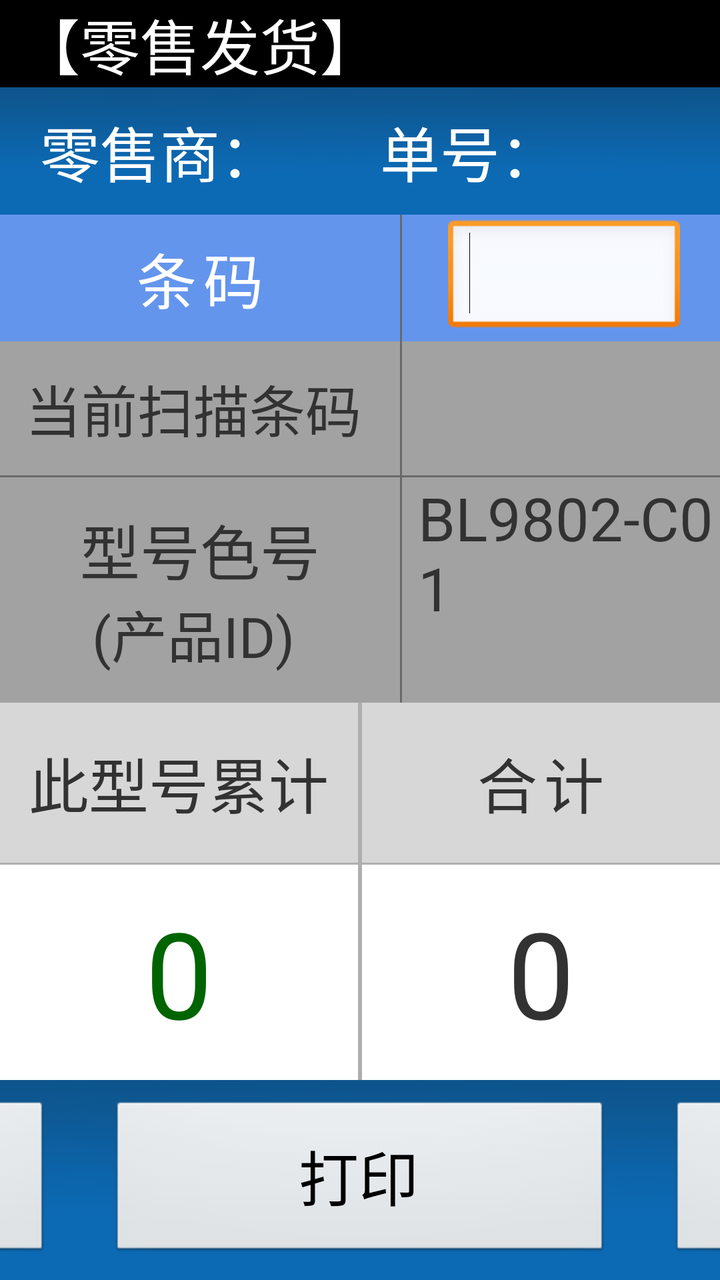
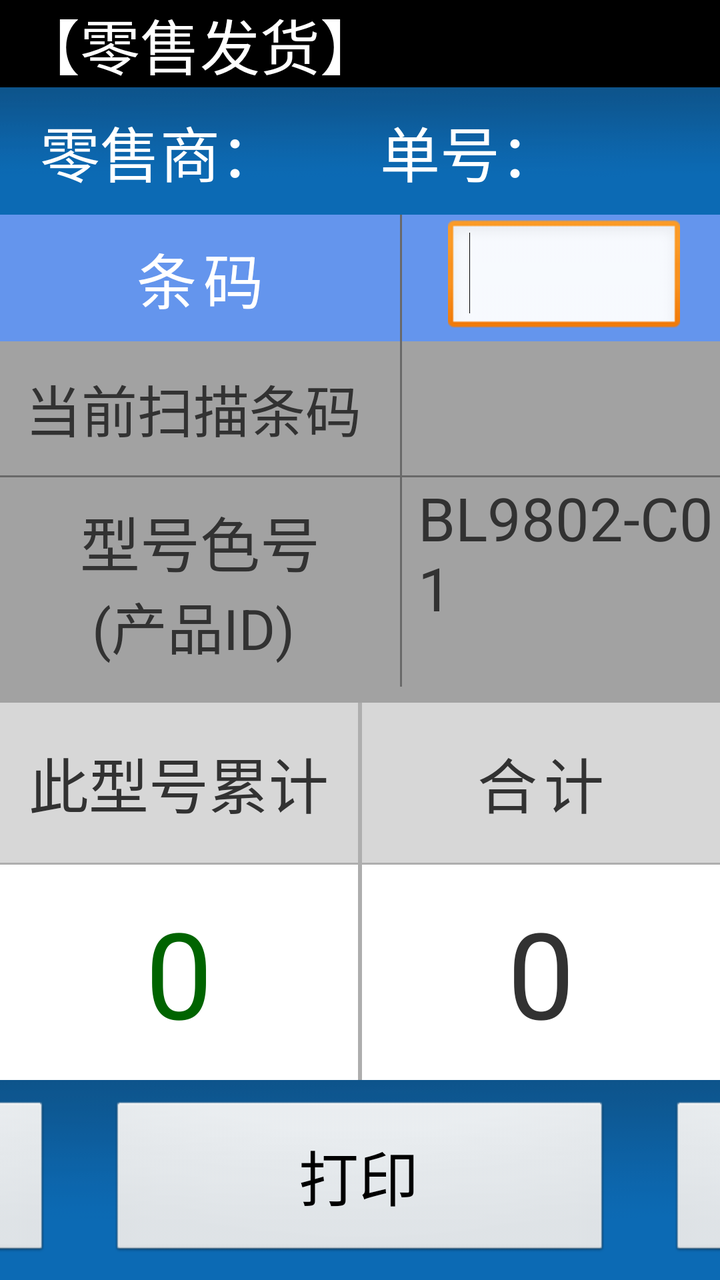

Before-and-after screenshots of an Android layout around one commit, followed by the original layout XML and the change that was made.
<!-- AndroidManifest.xml: application theme android:Theme.Light.NoTitleBar -->
<!-- res/layout/p_dv_outstock_d_l_nobill.xml -->
<?xml version="1.0" encoding="utf-8"?>
<LinearLayout xmlns:android="http://schemas.android.com/apk/res/android"
    xmlns:tools="http://schemas.android.com/tools"
    android:layout_width="match_parent"
    android:layout_height="match_parent"
    android:gravity="center_horizontal"
    android:orientation="vertical"
    tools:ignore="TextFields,HardcodedText,InefficientWeight,Uselesdparent,dpUsage" >

    <TextView
        android:id="@+id/tv_title"
        android:layout_width="match_parent"
        android:layout_height="wrap_content"
        android:background="@color/black"
        android:gravity="left"
        android:paddingLeft="10dp"
        android:text="【零售发货】"
        android:textColor="@color/white"
        android:textSize="30dp" />

    <LinearLayout
        android:layout_width="match_parent"
        android:layout_height="wrap_content"
        android:background="@drawable/titlebar_back"
        android:orientation="horizontal" >

        <LinearLayout
            android:id="@+id/LinearLayout1"
            android:layout_width="0dp"
            android:layout_height="match_parent"
            android:layout_weight="1"
            android:gravity="left|center_vertical"
            android:orientation="horizontal"
            android:padding="10dp" >

            <TextView
                android:id="@+id/TextView04"
                android:layout_width="wrap_content"
                android:layout_height="wrap_content"
                android:layout_marginLeft="10dp"
                android:text="零售商："
                android:textColor="@color/white"
                android:textSize="30dp" />

            <TextView
                android:id="@+id/tv_company_na"
                android:layout_width="wrap_content"
                android:layout_height="wrap_content"
                android:text=""
                android:textColor="@color/white"
                android:textSize="30dp" />
        </LinearLayout>

        <LinearLayout
            android:layout_width="0dp"
            android:layout_height="match_parent"
            android:layout_weight="1"
            android:gravity="center_vertical"
            android:padding="10dp" >

            <TextView
                android:id="@+id/txtCompany_na"
                android:layout_width="wrap_content"
                android:layout_height="wrap_content"
                android:text="单号："
                android:textColor="@color/white"
                android:textSize="30dp" />

            <TextView
                android:id="@+id/lbl_billno"
                android:layout_width="wrap_content"
                android:layout_height="wrap_content"
                android:text=""
                android:textColor="@color/white"
                android:textSize="30dp" />
        </LinearLayout>
    </LinearLayout>

    <LinearLayout
        android:layout_width="match_parent"
        android:layout_height="wrap_content"
        android:background="@color/cornflowerblue"
        android:gravity="center" >

        <TextView
            android:id="@+id/TextView05"
            android:layout_width="200dp"
            android:layout_height="wrap_content"
            android:gravity="center"
            android:paddingBottom="10dp"
            android:paddingTop="10dp"
            android:text="条\t码"
            android:textColor="@color/white"
            android:textSize="30dp" />

        <View
            android:layout_width="1dp"
            android:layout_height="fill_parent"
            android:layout_marginRight="3dp"
            android:background="#696969" />

        <EditText
            android:id="@+id/txt_barcode"
            android:layout_width="wrap_content"
            android:layout_height="wrap_content"
            android:layout_gravity="center_vertical"
            android:layout_marginLeft="20dp"
            android:layout_marginRight="20dp"
            android:layout_weight="1"
            android:ems="10"
            android:inputType="text"
            android:textSize="30dp" >

            <requestFocus />
        </EditText>

        <Spinner
            android:id="@+id/spinner_type"
            android:layout_width="200dp"
            android:layout_height="60dp"
            android:gravity="center"
            android:textSize="26dp" 
            android:visibility="gone"
            android:spinnerMode="dialog"
            />
    </LinearLayout>

    <LinearLayout
        android:layout_width="match_parent"
        android:layout_height="wrap_content"
        android:background="#A2A2A2"
        android:orientation="horizontal" >

        <LinearLayout
            android:layout_width="wrap_content"
            android:layout_height="wrap_content"
            android:layout_marginBottom="3dp"
            android:layout_marginTop="3dp"
            android:orientation="vertical" >

            <TextView
                android:layout_width="200dp"
                android:layout_height="wrap_content"
                android:gravity="center"
                android:padding="10dp"
                android:text="当前扫描条码 "
                android:textSize="28dp" />
        </LinearLayout>

        <View
            android:layout_width="1dp"
            android:layout_height="match_parent"
            android:layout_marginRight="3dp"
            android:background="#696969" />

        <LinearLayout
            android:layout_width="match_parent"
            android:layout_height="wrap_content"
            android:layout_gravity="center_vertical"
            android:orientation="vertical" >

            <TextView
                android:id="@+id/tv_show_code"
                android:layout_width="match_parent"
                android:layout_height="wrap_content"
                android:paddingLeft="5dp"
                android:text=""
                android:textSize="28dp" />
        </LinearLayout>
    </LinearLayout>

    <View
        android:layout_width="match_parent"
        android:layout_height="1dp"
        android:background="#696969" />

    <LinearLayout
        android:layout_width="match_parent"
        android:layout_height="wrap_content"
        android:background="@color/gray"
        android:gravity="center_vertical" >

        <RelativeLayout
            android:layout_width="200dp"
            android:layout_height="wrap_content"
            android:paddingBottom="10dp"
            android:paddingTop="10dp" >

            <TextView
                android:id="@+id/TextView06"
                android:layout_width="match_parent"
                android:layout_height="wrap_content"
                android:gravity="center"
                android:text="型号色号"
                android:textSize="30dp" />

            <TextView
                android:id="@+id/tv_productid_str"
                android:layout_width="match_parent"
                android:layout_height="wrap_content"
                android:layout_below="@id/TextView06"
                android:gravity="center"
                android:text="(产品ID) "
                android:textSize="28dp" />
        </RelativeLayout>

        <View
            android:layout_width="1dp"
            android:layout_height="fill_parent"
            android:layout_marginRight="3dp"
            android:background="#696969" />

        <RelativeLayout
            android:layout_width="wrap_content"
            android:layout_height="wrap_content" >

            <TextView
                android:id="@+id/lbl_productinfo"
                android:layout_width="wrap_content"
                android:layout_height="wrap_content"
                android:layout_marginLeft="5dp"
                android:text="BL9802-C01"
                android:textSize="30dp" />

            <TextView
                android:id="@+id/tv_product_id"
                android:layout_width="wrap_content"
                android:layout_height="wrap_content"
                android:layout_below="@id/lbl_productinfo"
                android:layout_marginLeft="5dp"
                android:text=""
                android:textSize="28dp" />
        </RelativeLayout>
    </LinearLayout>

    <LinearLayout
        android:layout_width="match_parent"
        android:layout_height="wrap_content"
        android:layout_weight="2.88"
        android:orientation="vertical" >

        <LinearLayout
            android:layout_width="match_parent"
            android:layout_height="80dp"
            android:gravity="center_vertical"
            android:orientation="horizontal" >

            <TextView
                android:id="@+id/TextView07"
                android:layout_width="0dp"
                android:layout_height="fill_parent"
                android:layout_weight="1"
                android:background="#D7D7D7"
                android:gravity="center"
                android:text="此型号累计"
                android:textSize="30dp" />

            <View
                android:layout_width="2dp"
                android:layout_height="fill_parent"
                android:background="#AEAEAE" />

            <TextView
                android:id="@+id/TextView09"
                android:layout_width="0dp"
                android:layout_height="fill_parent"
                android:layout_weight="1"
                android:background="#D7D7D7"
                android:gravity="center"
                android:text="合\t计"
                android:textSize="30dp" />
        </LinearLayout>

        <View
            android:layout_width="match_parent"
            android:layout_height="1dp"
            android:background="#AEAEAE" />

        <LinearLayout
            android:layout_width="match_parent"
            android:layout_height="fill_parent"
            android:gravity="center_vertical"
            android:orientation="horizontal" >

            <TextView
                android:id="@+id/tv_curqty"
                android:layout_width="0dp"
                android:layout_height="fill_parent"
                android:layout_weight="1"
                android:gravity="center"
                android:text="0"
                android:textColor="@color/darkgreen"
                android:textSize="60dp" />

            <View
                android:layout_width="2dp"
                android:layout_height="fill_parent"
                android:background="#AEAEAE" />

            <TextView
                android:id="@+id/tv_totalqty"
                android:layout_width="0dp"
                android:layout_height="fill_parent"
                android:layout_weight="1"
                android:gravity="center"
                android:text="0"
                android:textSize="60dp" />
        </LinearLayout>
    </LinearLayout>

    <LinearLayout
        android:id="@+id/LinearLayout01"
        android:layout_width="match_parent"
        android:layout_height="wrap_content"
        android:background="@drawable/titlebar_back"
        android:gravity="center"
        android:orientation="horizontal"
        android:paddingBottom="10dp"
        android:paddingTop="10dp" >

        <Button
            android:id="@+id/btn_list"
            android:layout_width="250dp"
            android:layout_height="80dp"
            android:text="明细"
            android:textSize="@dimen/show_title_size" />

        <Button
            android:id="@+id/btn_print"
            android:layout_width="250dp"
            android:layout_height="80dp"
            android:layout_marginLeft="30dp"
            android:text="打印"
            android:textSize="@dimen/show_title_size" />

        <Button
            android:id="@+id/btn_exit"
            android:layout_width="250dp"
            android:layout_height="80dp"
            android:layout_marginLeft="30dp"
            android:text="完成"
            android:textSize="@dimen/show_title_size" />
    </LinearLayout>

</LinearLayout>
<!-- resources referenced by this layout -->
<resources>
  <color name="black">#000000</color>
  <color name="cornflowerblue">#6495ED</color>
  <color name="darkgreen">#006400</color>
  <color name="gray">#A2A2A2</color>
  <color name="white">#FFFFFF</color>
  <dimen name="show_title_size">30dp</dimen>
  <!-- drawable titlebar_back: png bitmap (drawable-hdpi, 3336 bytes) -->
</resources>

<!-- the commit's change to res/layout/p_dv_outstock_d_l_nobill.xml (unified diff, before → after) -->
@@ -174,13 +174,14 @@
         android:layout_height="1dp"
         android:background="#696969" />
 
-    <LinearLayout
+    <RelativeLayout
         android:layout_width="match_parent"
         android:layout_height="wrap_content"
         android:background="@color/gray"
         android:gravity="center_vertical" >
 
         <RelativeLayout
+            android:id="@+id/relat_model"
             android:layout_width="200dp"
             android:layout_height="wrap_content"
             android:paddingBottom="10dp"
@@ -205,12 +206,18 @@
         </RelativeLayout>
 
         <View
+            android:id="@+id/line_model"
+            android:layout_toRightOf="@+id/relat_model"
             android:layout_width="1dp"
-            android:layout_height="fill_parent"
+            android:layout_height="0dp"
             android:layout_marginRight="3dp"
+            android:layout_alignTop="@id/relat_model"
+            android:layout_alignBottom="@id/relat_model"
             android:background="#696969" />
 
         <RelativeLayout
+            android:layout_toLeftOf="@+id/btn_choosegoods"
+            android:layout_toRightOf="@+id/line_model"
             android:layout_width="wrap_content"
             android:layout_height="wrap_content" >
 
@@ -231,7 +238,17 @@
                 android:text=""
                 android:textSize="28dp" />
         </RelativeLayout>
-    </LinearLayout>
+
+        <Button
+            android:id="@+id/btn_choosegoods"
+            android:layout_alignParentRight="true"
+            android:layout_width="150dp"
+            android:layout_height="80dp"
+            android:textSize="26dp"
+            android:layout_marginRight="10dp"
+            android:visibility="gone"
+            android:text="选择产品"></Button>
+    </RelativeLayout>
 
     <LinearLayout
         android:layout_width="match_parent"
